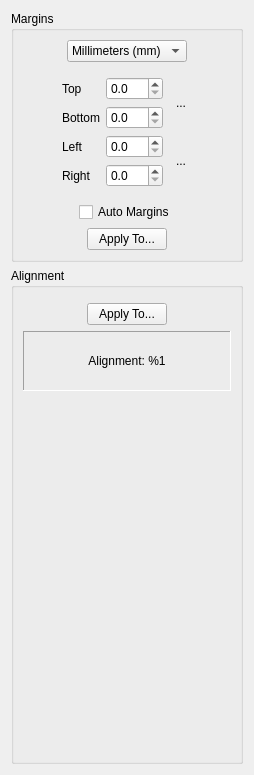
The window that src/core/filters/page_layout/ui/PageLayoutOptionsWidget.ui (ImageProcessing-ElectronicPublications/scantailor-deviant) describes before a commit, drawn with Qt 5.
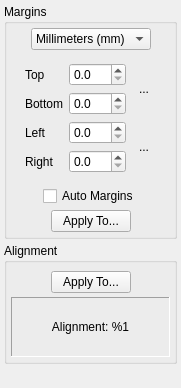
The same window after the commit. Icons and pictures are not drawn. Custom widgets are drawn as their Qt base class.

Commit message: Minimize options wingets UI spacings

```diff
--- a/src/core/filters/page_layout/ui/PageLayoutOptionsWidget.ui
+++ b/src/core/filters/page_layout/ui/PageLayoutOptionsWidget.ui
@@ -6,20 +6,50 @@
    <rect>
     <x>0</x>
     <y>0</y>
-    <width>254</width>
-    <height>775</height>
+    <width>181</width>
+    <height>388</height>
    </rect>
   </property>
   <property name="windowTitle">
    <string notr="true">Form</string>
   </property>
   <layout class="QVBoxLayout" name="verticalLayout_2">
+   <property name="spacing">
+    <number>4</number>
+   </property>
+   <property name="leftMargin">
+    <number>4</number>
+   </property>
+   <property name="topMargin">
+    <number>4</number>
+   </property>
+   <property name="rightMargin">
+    <number>4</number>
+   </property>
+   <property name="bottomMargin">
+    <number>4</number>
+   </property>
    <item>
     <widget class="QGroupBox" name="marginsGroup">
      <property name="title">
       <string>Margins</string>
      </property>
      <layout class="QVBoxLayout" name="verticalLayout">
+      <property name="spacing">
+       <number>4</number>
+      </property>
+      <property name="leftMargin">
+       <number>4</number>
+      </property>
+      <property name="topMargin">
+       <number>4</number>
+      </property>
+      <property name="rightMargin">
+       <number>4</number>
+      </property>
+      <property name="bottomMargin">
+       <number>4</number>
+      </property>
       <item>
        <layout class="QHBoxLayout" name="horizontalLayout">
         <item>
@@ -29,8 +59,8 @@
           </property>
           <property name="sizeHint" stdset="0">
            <size>
-            <width>1</width>
-            <height>1</height>
+            <width>4</width>
+            <height>20</height>
            </size>
           </property>
          </spacer>
@@ -60,8 +90,8 @@
           </property>
           <property name="sizeHint" stdset="0">
            <size>
-            <width>1</width>
-            <height>1</height>
+            <width>4</width>
+            <height>20</height>
            </size>
           </property>
          </spacer>
@@ -78,8 +108,8 @@
            </property>
            <property name="sizeHint" stdset="0">
             <size>
-             <width>1</width>
-             <height>1</height>
+             <width>4</width>
+             <height>20</height>
             </size>
            </property>
           </spacer>
@@ -220,8 +250,8 @@
            </property>
            <property name="sizeHint" stdset="0">
             <size>
-             <width>1</width>
-             <height>1</height>
+             <width>4</width>
+             <height>20</height>
             </size>
            </property>
           </spacer>
@@ -254,7 +284,7 @@
            </property>
            <property name="sizeHint" stdset="0">
             <size>
-             <width>40</width>
+             <width>4</width>
              <height>20</height>
             </size>
            </property>
@@ -277,7 +307,7 @@
            </property>
            <property name="sizeHint" stdset="0">
             <size>
-             <width>40</width>
+             <width>4</width>
              <height>20</height>
             </size>
            </property>
@@ -295,8 +325,8 @@
           </property>
           <property name="sizeHint" stdset="0">
            <size>
-            <width>13</width>
-            <height>13</height>
+            <width>4</width>
+            <height>20</height>
            </size>
           </property>
          </spacer>
@@ -315,8 +345,8 @@
           </property>
           <property name="sizeHint" stdset="0">
            <size>
-            <width>13</width>
-            <height>13</height>
+            <width>4</width>
+            <height>20</height>
            </size>
           </property>
          </spacer>
@@ -332,6 +362,21 @@
       <string>Alignment</string>
      </property>
      <layout class="QGridLayout" name="gridLayout_3">
+      <property name="leftMargin">
+       <number>4</number>
+      </property>
+      <property name="topMargin">
+       <number>4</number>
+      </property>
+      <property name="rightMargin">
+       <number>4</number>
+      </property>
+      <property name="bottomMargin">
+       <number>4</number>
+      </property>
+      <property name="spacing">
+       <number>4</number>
+      </property>
       <item row="0" column="0">
        <widget class="AlignmentWidget" name="widgetAlignment" native="true"/>
       </item>
@@ -344,8 +389,8 @@
           </property>
           <property name="sizeHint" stdset="0">
            <size>
-            <width>1</width>
-            <height>1</height>
+            <width>4</width>
+            <height>20</height>
            </size>
           </property>
          </spacer>
@@ -364,8 +409,8 @@
           </property>
           <property name="sizeHint" stdset="0">
            <size>
-            <width>1</width>
-            <height>1</height>
+            <width>4</width>
+            <height>20</height>
            </size>
           </property>
          </spacer>
@@ -412,22 +457,22 @@
         </property>
        </widget>
       </item>
-      <item row="8" column="0">
-       <spacer name="verticalSpacer">
-        <property name="orientation">
-         <enum>Qt::Vertical</enum>
-        </property>
-        <property name="sizeHint" stdset="0">
-         <size>
-          <width>20</width>
-          <height>40</height>
-         </size>
-        </property>
-       </spacer>
-      </item>
      </layout>
     </widget>
    </item>
+   <item>
+    <spacer name="verticalSpacer">
+     <property name="orientation">
+      <enum>Qt::Vertical</enum>
+     </property>
+     <property name="sizeHint" stdset="0">
+      <size>
+       <width>20</width>
+       <height>20</height>
+      </size>
+     </property>
+    </spacer>
+   </item>
   </layout>
  </widget>
  <customwidgets>
```
Left out of the diff: 4 changed lines with no effect on the pictures. The commit also changes 8 other files.
